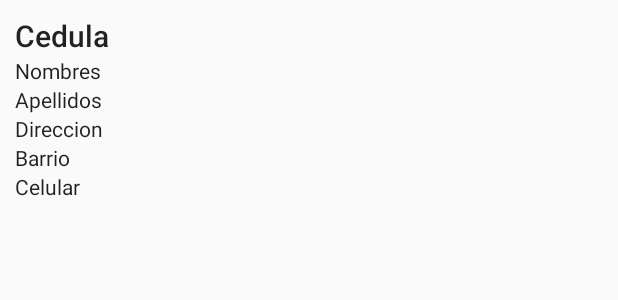
After one commit to alexaw/ATEMSAA, an Android app: the layout templete_cliente.xml on its own in the app's theme, with its tools: preview values and no code run, on a phone screen of 412 x 824 dp. The commit adds this screen. Shown: the top 300 px of the screen. Run offline under Robolectric (Android 15) with nearby library versions, the phone set to English and light mode, and no system bars; network calls fail.

Commit message:
se visualizan los datos de plcmms y cliente mediante el uso de adapter y templete

```diff
--- a/app/build.gradle
+++ b/app/build.gradle
@@ -28,4 +28,5 @@ dependencies {
     compile 'com.parse:parse-android:1.13.1'
     compile 'com.android.support:design:24.2.0'
     compile 'com.google.code.gson:gson:2.7'
+    compile 'com.android.support:recyclerview-v7:24.2.0'
 }
--- /dev/null
+++ b/app/src/main/res/layout/templete_cliente.xml
@@ -0,0 +1,54 @@
+<?xml version="1.0" encoding="utf-8"?>
+<LinearLayout xmlns:android="http://schemas.android.com/apk/res/android"
+    xmlns:tools="http://schemas.android.com/tools"
+
+    android:orientation="vertical" android:layout_width="match_parent"
+    android:layout_height="wrap_content"
+    android:padding="10dp">
+
+    <TextView
+        style="@style/TextAppearance.AppCompat.Title"
+        android:id="@+id/cedula"
+        android:layout_width="match_parent"
+        android:layout_height="wrap_content"
+        tools:text="Cedula"
+        />
+    <TextView
+        style="@style/TextAppearance.AppCompat.Body1"
+        android:id="@+id/nombres"
+        android:layout_width="match_parent"
+        android:layout_height="wrap_content"
+        tools:text="Nombres"
+        />
+    <TextView
+        style="@style/TextAppearance.AppCompat.Body1"
+        android:id="@+id/apellidos"
+        android:layout_width="match_parent"
+        android:layout_height="wrap_content"
+        tools:text="Apellidos"
+        />
+    <TextView
+        style="@style/TextAppearance.AppCompat.Body1"
+        android:id="@+id/direccion"
+        android:layout_width="match_parent"
+        android:layout_height="wrap_content"
+        tools:text="Direccion"
+        />
+    <TextView
+        style="@style/TextAppearance.AppCompat.Body1"
+        android:id="@+id/barrio"
+        android:layout_width="match_parent"
+        android:layout_height="wrap_content"
+        tools:text="Barrio"
+        />
+    <TextView
+        style="@style/TextAppearance.AppCompat.Body1"
+        android:id="@+id/celular"
+        android:layout_width="match_parent"
+        android:layout_height="wrap_content"
+        tools:text="Celular"
+        />
+
+
+
+</LinearLayout>
```
Also changed, not shown: app/src/main/java/com/example/yogis/atemsaa_fragments/adapters/ClientAdapter.java (added, +73 -0 lines), app/src/main/java/com/example/yogis/atemsaa_fragments/adapters/PlcMmsAdapter.java (added, +78 -0 lines), app/src/main/java/com/example/yogis/atemsaa_fragments/fragments/AmarreTrafoFragment.java (+11 -0 lines), app/src/main/java/com/example/yogis/atemsaa_fragments/fragments/ClientFragment.java (+12 -38 lines), app/src/main/res/layout/fragment_amarre_trafo.xml (+4 -5 lines), app/src/main/res/layout/fragment_client.xml (+4 -6 lines), app/src/main/res/layout/templete_plcmms.xml (added, +68 -0 lines).
